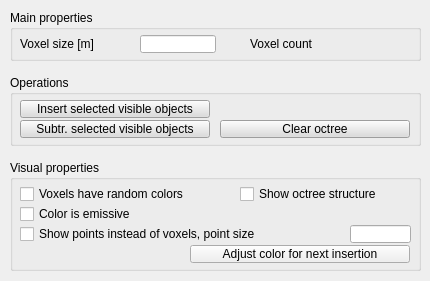
Before: the Qt Designer form ui/qdlgoctrees.ui in CoppeliaRobotics/coppeliaSimLib, drawn with Qt 5.
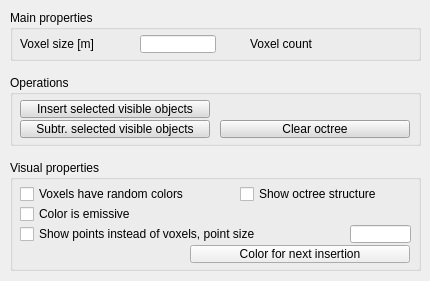
After: the same form once the commit is applied.

Diff of the .ui file:
```diff
--- a/ui/qdlgoctrees.ui
+++ b/ui/qdlgoctrees.ui
@@ -47,7 +47,7 @@
      <enum>Qt::StrongFocus</enum>
     </property>
     <property name="text">
-     <string>Adjust color for next insertion</string>
+     <string>Color for next insertion</string>
     </property>
    </widget>
    <widget class="QCheckBox" name="qqRandomColors">
```
